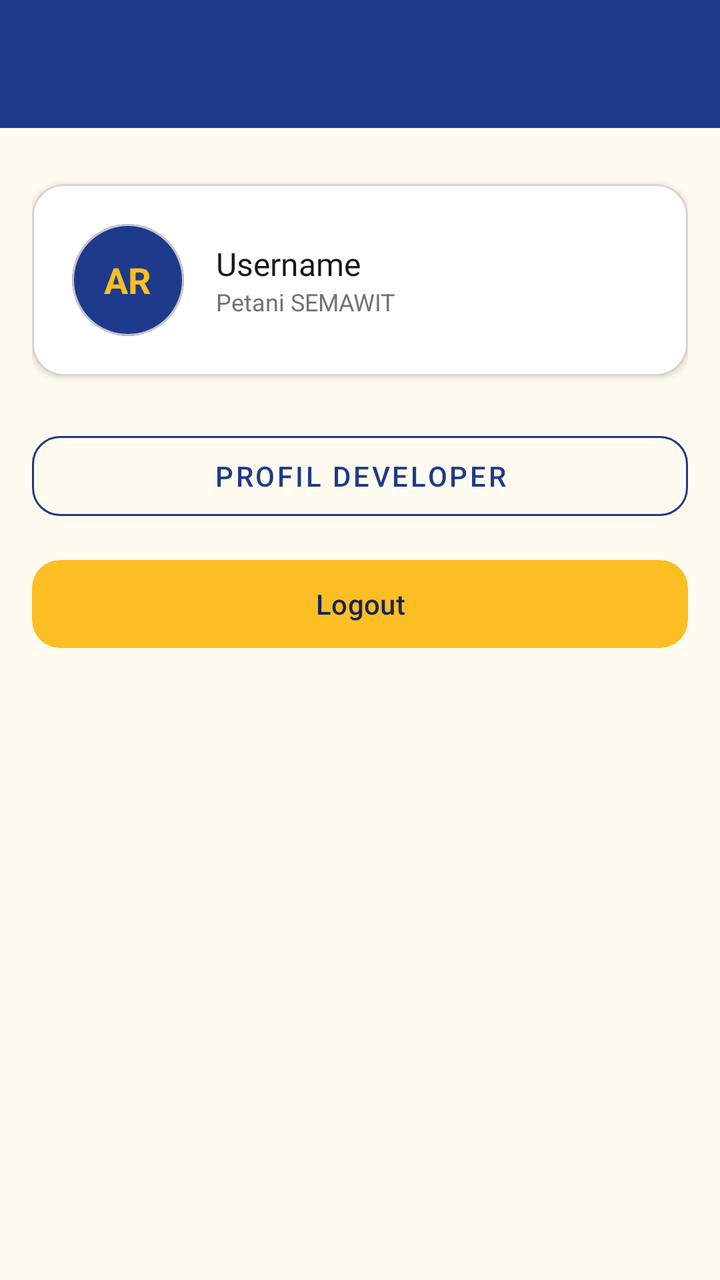
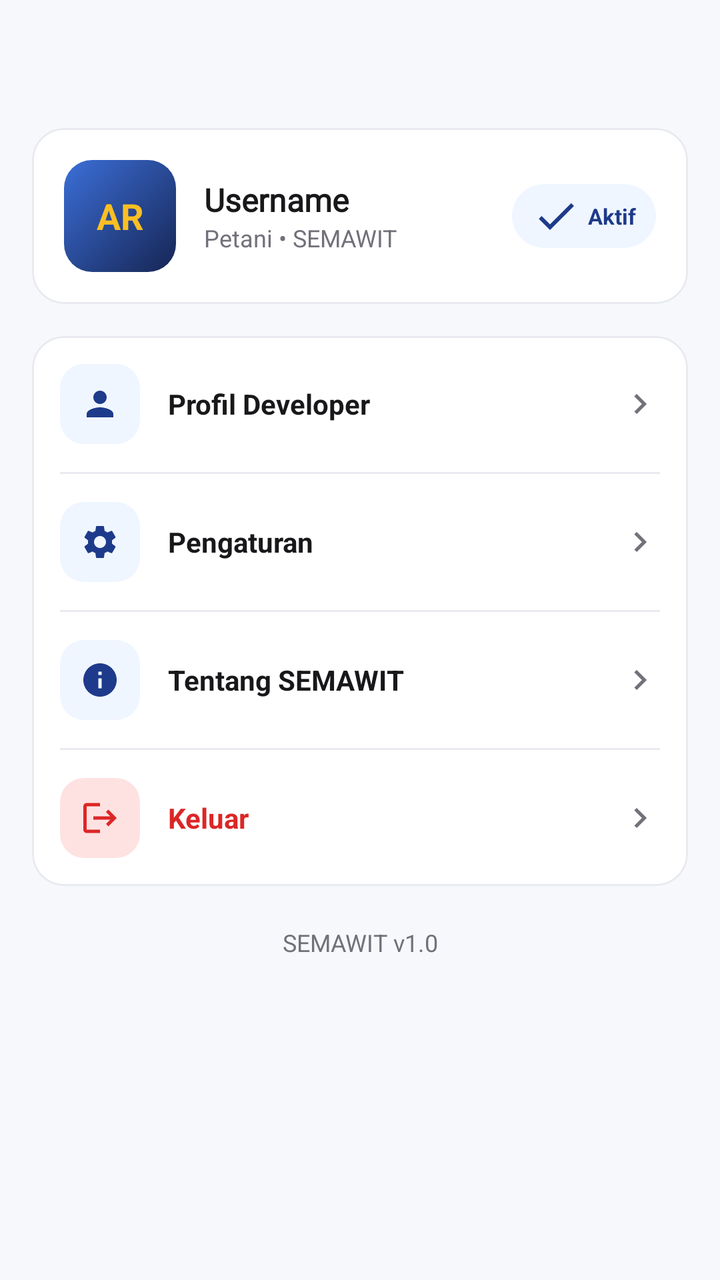

Before-and-after screenshots of an Android layout around one commit, followed by the original layout XML and the change that was made.
<!-- AndroidManifest.xml: application theme Theme.ALSpocky -->
<!-- res/layout/fragment_akun.xml -->
<?xml version="1.0" encoding="utf-8"?>
<androidx.constraintlayout.widget.ConstraintLayout xmlns:android="http://schemas.android.com/apk/res/android"
    xmlns:app="http://schemas.android.com/apk/res-auto"
    android:layout_width="match_parent"
    android:layout_height="match_parent"
    android:background="@color/neutral_50">

    <androidx.appcompat.widget.Toolbar
        android:id="@+id/toolbar"
        android:layout_width="0dp"
        android:layout_height="?attr/actionBarSize"
        android:background="@color/primary_500"
        android:theme="@style/ThemeOverlay.MaterialComponents.Dark.ActionBar"
        app:titleTextColor="@color/neutral_0"
        app:layout_constraintEnd_toEndOf="parent"
        app:layout_constraintStart_toStartOf="parent"
        app:layout_constraintTop_toTopOf="parent" />

    <androidx.core.widget.NestedScrollView
        android:layout_width="0dp"
        android:layout_height="0dp"
        app:layout_constraintBottom_toBottomOf="parent"
        app:layout_constraintEnd_toEndOf="parent"
        app:layout_constraintStart_toStartOf="parent"
        app:layout_constraintTop_toBottomOf="@id/toolbar">

        <LinearLayout
            android:layout_width="match_parent"
            android:layout_height="wrap_content"
            android:orientation="vertical"
            android:padding="16dp">

            <com.google.android.material.card.MaterialCardView
                android:layout_width="match_parent"
                android:layout_height="wrap_content"
                android:layout_marginTop="12dp"
                app:cardBackgroundColor="@color/neutral_0"
                app:cardCornerRadius="16dp"
                app:cardElevation="2dp"
                app:strokeColor="@color/neutral_300"
                app:strokeWidth="1dp">

                <LinearLayout
                    android:layout_width="match_parent"
                    android:layout_height="wrap_content"
                    android:gravity="center_vertical"
                    android:orientation="horizontal"
                    android:padding="20dp">

                    <com.google.android.material.card.MaterialCardView
                        android:layout_width="56dp"
                        android:layout_height="56dp"
                        app:cardBackgroundColor="@color/primary_500"
                        app:cardCornerRadius="28dp"
                        app:cardElevation="0dp">

                        <TextView
                            android:id="@+id/tvInisialAkun"
                            android:layout_width="wrap_content"
                            android:layout_height="wrap_content"
                            android:layout_gravity="center"
                            android:text="AR"
                            android:textColor="@color/accent_gold"
                            android:textSize="18sp"
                            android:textStyle="bold" />
                    </com.google.android.material.card.MaterialCardView>

                    <LinearLayout
                        android:layout_width="0dp"
                        android:layout_height="wrap_content"
                        android:layout_marginStart="16dp"
                        android:layout_weight="1"
                        android:orientation="vertical">

                        <TextView
                            android:id="@+id/tvUsername"
                            android:layout_width="wrap_content"
                            android:layout_height="wrap_content"
                            android:fontFamily="@font/montserrat_bold"
                            android:text="Username"
                            android:textColor="@color/neutral_900"
                            android:textSize="16sp" />

                        <TextView
                            android:layout_width="wrap_content"
                            android:layout_height="wrap_content"
                            android:text="Petani SEMAWIT"
                            android:textColor="@color/neutral_500"
                            android:textSize="12sp" />
                    </LinearLayout>
                </LinearLayout>
            </com.google.android.material.card.MaterialCardView>

            <com.google.android.material.button.MaterialButton
                android:id="@+id/btnProfilDeveloper"
                style="@style/Widget.MaterialComponents.Button.OutlinedButton"
                android:layout_width="match_parent"
                android:layout_height="52dp"
                android:layout_marginTop="24dp"
                android:text="Profil Developer"
                android:textColor="@color/primary_500"
                app:cornerRadius="14dp"
                app:strokeColor="@color/primary_500" />

            <com.google.android.material.button.MaterialButton
                android:id="@+id/btnLogout"
                android:layout_width="match_parent"
                android:layout_height="52dp"
                android:layout_marginTop="12dp"
                android:text="Logout"
                android:textColor="@color/primary_800"
                app:backgroundTint="@color/accent_gold"
                app:cornerRadius="14dp" />
        </LinearLayout>
    </androidx.core.widget.NestedScrollView>

</androidx.constraintlayout.widget.ConstraintLayout>
<!-- resources referenced by this layout -->
<resources>
  <color name="neutral_300">#D4D4D8</color>
  <color name="neutral_50">#FFFBF0</color>
  <style name="Base.Theme.ALSpocky" parent="Theme.Material3.DayNight.NoActionBar">
          
          
      </style>
  <!-- unchanged entries left out for length: 7 -->
</resources>

<!-- the commit's change to res/layout/fragment_akun.xml (unified diff, before → after) -->
@@ -3,15 +3,13 @@
     xmlns:app="http://schemas.android.com/apk/res-auto"
     android:layout_width="match_parent"
     android:layout_height="match_parent"
-    android:background="@color/neutral_50">
+    android:background="@color/bg_page">
 
     <androidx.appcompat.widget.Toolbar
         android:id="@+id/toolbar"
+        style="@style/Semawit.Toolbar"
         android:layout_width="0dp"
         android:layout_height="?attr/actionBarSize"
-        android:background="@color/primary_500"
-        android:theme="@style/ThemeOverlay.MaterialComponents.Dark.ActionBar"
-        app:titleTextColor="@color/neutral_0"
         app:layout_constraintEnd_toEndOf="parent"
         app:layout_constraintStart_toStartOf="parent"
         app:layout_constraintTop_toTopOf="parent" />
@@ -28,89 +26,258 @@
             android:layout_width="match_parent"
             android:layout_height="wrap_content"
             android:orientation="vertical"
-            android:padding="16dp">
-
+            android:paddingHorizontal="16dp"
+            android:paddingBottom="40dp">
+
+            
             <com.google.android.material.card.MaterialCardView
+                style="@style/Semawit.Card"
                 android:layout_width="match_parent"
-                android:layout_height="wrap_content"
-                android:layout_marginTop="12dp"
-                app:cardBackgroundColor="@color/neutral_0"
-                app:cardCornerRadius="16dp"
-                app:cardElevation="2dp"
-                app:strokeColor="@color/neutral_300"
-                app:strokeWidth="1dp">
+                android:layout_height="wrap_content">
 
                 <LinearLayout
                     android:layout_width="match_parent"
                     android:layout_height="wrap_content"
                     android:gravity="center_vertical"
                     android:orientation="horizontal"
-                    android:padding="20dp">
-
-                    <com.google.android.material.card.MaterialCardView
+                    android:padding="16dp">
+
+                    <TextView
+                        android:id="@+id/tvInisialAkun"
                         android:layout_width="56dp"
                         android:layout_height="56dp"
-                        app:cardBackgroundColor="@color/primary_500"
-                        app:cardCornerRadius="28dp"
-                        app:cardElevation="0dp">
-
-                        <TextView
-                            android:id="@+id/tvInisialAkun"
-                            android:layout_width="wrap_content"
-                            android:layout_height="wrap_content"
-                            android:layout_gravity="center"
-                            android:text="AR"
-                            android:textColor="@color/accent_gold"
-                            android:textSize="18sp"
-                            android:textStyle="bold" />
-                    </com.google.android.material.card.MaterialCardView>
+                        android:background="@drawable/bg_avatar"
+                        android:gravity="center"
+                        android:text="AR"
+                        android:textColor="@color/accent_gold"
+                        android:textSize="18sp"
+                        android:textStyle="bold" />
 
                     <LinearLayout
                         android:layout_width="0dp"
                         android:layout_height="wrap_content"
-                        android:layout_marginStart="16dp"
+                        android:layout_marginStart="14dp"
                         android:layout_weight="1"
                         android:orientation="vertical">
 
                         <TextView
                             android:id="@+id/tvUsername"
+                            style="@style/Semawit.Text.Title"
                             android:layout_width="wrap_content"
                             android:layout_height="wrap_content"
                             android:fontFamily="@font/montserrat_bold"
                             android:text="Username"
-                            android:textColor="@color/neutral_900"
                             android:textSize="16sp" />
 
                         <TextView
+                            style="@style/Semawit.Text.Body"
                             android:layout_width="wrap_content"
                             android:layout_height="wrap_content"
-                            android:text="Petani SEMAWIT"
-                            android:textColor="@color/neutral_500"
+                            android:text="Petani • SEMAWIT"
                             android:textSize="12sp" />
                     </LinearLayout>
+
+                    <TextView
+                        android:layout_width="wrap_content"
+                        android:layout_height="wrap_content"
+                        android:background="@drawable/bg_pill_primary"
+                        android:drawableStart="@drawable/ic_check"
+                        android:drawablePadding="4dp"
+                        android:drawableTint="@color/primary_500"
+                        android:gravity="center_vertical"
+                        android:paddingHorizontal="10dp"
+                        android:paddingVertical="4dp"
+                        android:text="Aktif"
+                        android:textColor="@color/primary_500"
+                        android:textSize="11sp"
+                        android:textStyle="bold" />
                 </LinearLayout>
             </com.google.android.material.card.MaterialCardView>
 
-            <com.google.android.material.button.MaterialButton
-                android:id="@+id/btnProfilDeveloper"
-                style="@style/Widget.MaterialComponents.Button.OutlinedButton"
+            
+            <com.google.android.material.card.MaterialCardView
+                style="@style/Semawit.Card"
                 android:layout_width="match_parent"
-                android:layout_height="52dp"
-                android:layout_marginTop="24dp"
-                android:text="Profil Developer"
-                android:textColor="@color/primary_500"
-                app:cornerRadius="14dp"
-                app:strokeColor="@color/primary_500" />
-
-            <com.google.android.material.button.MaterialButton
-                android:id="@+id/btnLogout"
+                android:layout_height="wrap_content"
+                android:layout_marginTop="16dp">
+
+                <LinearLayout
+                    android:layout_width="match_parent"
+                    android:layout_height="wrap_content"
+                    android:orientation="vertical">
+
+                    <LinearLayout
+                        android:id="@+id/btnProfilDeveloper"
+                        android:layout_width="match_parent"
+                        android:layout_height="wrap_content"
+                        android:background="?attr/selectableItemBackground"
+                        android:clickable="true"
+                        android:focusable="true"
+                        android:gravity="center_vertical"
+                        android:orientation="horizontal"
+                        android:padding="14dp">
+
+                        <ImageView
+                            android:layout_width="40dp"
+                            android:layout_height="40dp"
+                            android:background="@drawable/bg_icon_tile"
+                            android:padding="10dp"
+                            android:src="@drawable/ic_nav_akun"
+                            app:tint="@color/primary_500" />
+
+                        <TextView
+                            android:layout_width="0dp"
+                            android:layout_height="wrap_content"
+                            android:layout_marginStart="14dp"
+                            android:layout_weight="1"
+                            android:text="Profil Developer"
+                            android:textColor="@color/neutral_900"
+                            android:textSize="14sp"
+                            android:textStyle="bold" />
+
+                        <ImageView
+                            android:layout_width="20dp"
+                            android:layout_height="20dp"
+                            android:src="@drawable/ic_chevron_right"
+                            app:tint="@color/neutral_500" />
+                    </LinearLayout>
+
+                    <View
+                        android:layout_width="match_parent"
+                        android:layout_height="1dp"
+                        android:layout_marginHorizontal="14dp"
+                        android:background="@color/neutral_200" />
+
+                    <LinearLayout
+                        android:id="@+id/menuPengaturan"
+                        android:layout_width="match_parent"
+                        android:layout_height="wrap_content"
+                        android:background="?attr/selectableItemBackground"
+                        android:clickable="true"
+                        android:focusable="true"
+                        android:gravity="center_vertical"
+                        android:orientation="horizontal"
+                        android:padding="14dp">
+
+                        <ImageView
+                            android:layout_width="40dp"
+                            android:layout_height="40dp"
+                            android:background="@drawable/bg_icon_tile"
+                            android:padding="10dp"
+                            android:src="@drawable/ic_settings"
+                            app:tint="@color/primary_500" />
+
+                        <TextView
+                            android:layout_width="0dp"
+                            android:layout_height="wrap_content"
+                            android:layout_marginStart="14dp"
+                            android:layout_weight="1"
+                            android:text="Pengaturan"
+                            android:textColor="@color/neutral_900"
+                            android:textSize="14sp"
+                            android:textStyle="bold" />
+
+                        <ImageView
+                            android:layout_width="20dp"
+                            android:layout_height="20dp"
+                            android:src="@drawable/ic_chevron_right"
+                            app:tint="@color/neutral_500" />
+                    </LinearLayout>
+
+                    <View
+                        android:layout_width="match_parent"
+                        android:layout_height="1dp"
+                        android:layout_marginHorizontal="14dp"
+                        android:background="@color/neutral_200" />
+
+                    <LinearLayout
+                        android:id="@+id/menuTentang"
+                        android:layout_width="match_parent"
+                        android:layout_height="wrap_content"
+                        android:background="?attr/selectableItemBackground"
+                        android:clickable="true"
+                        android:focusable="true"
+                        android:gravity="center_vertical"
+                        android:orientation="horizontal"
+                        android:padding="14dp">
+
+                        <ImageView
+                            android:layout_width="40dp"
+                            android:layout_height="40dp"
+                            android:background="@drawable/bg_icon_tile"
+                            android:padding="10dp"
+                            android:src="@drawable/ic_info"
+                            app:tint="@color/primary_500" />
+
+                        <TextView
+                            android:layout_width="0dp"
+                            android:layout_height="wrap_content"
+                            android:layout_marginStart="14dp"
+                            android:layout_weight="1"
+                            android:text="Tentang SEMAWIT"
+                            android:textColor="@color/neutral_900"
+                            android:textSize="14sp"
+                            android:textStyle="bold" />
+
+                        <ImageView
+                            android:layout_width="20dp"
+                            android:layout_height="20dp"
+                            android:src="@drawable/ic_chevron_right"
+                            app:tint="@color/neutral_500" />
+                    </LinearLayout>
+
+                    <View
+                        android:layout_width="match_parent"
+                        android:layout_height="1dp"
+                        android:layout_marginHorizontal="14dp"
+                        android:background="@color/neutral_200" />
+
+                    <LinearLayout
+                        android:id="@+id/btnLogout"
+                        android:layout_width="match_parent"
+                        android:layout_height="wrap_content"
+                        android:background="?attr/selectableItemBackground"
+                        android:clickable="true"
+                        android:focusable="true"
+                        android:gravity="center_vertical"
+                        android:orientation="horizontal"
+                        android:padding="14dp">
+
+                        <ImageView
+                            android:layout_width="40dp"
+                            android:layout_height="40dp"
+                            android:background="@drawable/bg_icon_tile_red"
+                            android:padding="10dp"
+                            android:src="@drawable/ic_logout"
+                            app:tint="@color/danger_500" />
+
+                        <TextView
+                            android:layout_width="0dp"
+                            android:layout_height="wrap_content"
+                            android:layout_marginStart="14dp"
+                            android:layout_weight="1"
+                            android:text="Keluar"
+                            android:textColor="@color/danger_500"
+                            android:textSize="14sp"
+                            android:textStyle="bold" />
+
+                        <ImageView
+                            android:layout_width="20dp"
+                            android:layout_height="20dp"
+                            android:src="@drawable/ic_chevron_right"
+                            app:tint="@color/neutral_500" />
+                    </LinearLayout>
+                </LinearLayout>
+            </com.google.android.material.card.MaterialCardView>
+
+            <TextView
+                style="@style/Semawit.Text.Body"
                 android:layout_width="match_parent"
-                android:layout_height="52dp"
-                android:layout_marginTop="12dp"
-                android:text="Logout"
-                android:textColor="@color/primary_800"
-                app:backgroundTint="@color/accent_gold"
-                app:cornerRadius="14dp" />
+                android:layout_height="wrap_content"
+                android:layout_marginTop="20dp"
+                android:gravity="center"
+                android:text="SEMAWIT v1.0"
+                android:textSize="12sp" />
         </LinearLayout>
     </androidx.core.widget.NestedScrollView>
 
<!-- resource entries referenced after the edit -->
@@ -1,11 +1,151 @@
 <!-- resources referenced by this layout -->
 <resources>
-  <color name="neutral_300">#D4D4D8</color>
-  <color name="neutral_50">#FFFBF0</color>
-  <style name="Base.Theme.ALSpocky" parent="Theme.Material3.DayNight.NoActionBar">
-          
-          
+  <color name="bg_page">#F7F8FC</color>
+  <color name="danger_500">#DC2626</color>
+  <color name="neutral_200">#E8EAF0</color>
+  <!-- drawable bg_avatar (drawable) -->
+  <?xml version="1.0" encoding="utf-8"?>
+  <shape xmlns:android="http://schemas.android.com/apk/res/android"
+      android:shape="rectangle">
+      <gradient
+          android:angle="315"
+          android:endColor="@color/primary_800"
+          android:startColor="@color/primary_400" />
+      <corners android:radius="14dp" />
+  </shape>
+  <!-- drawable bg_icon_tile (drawable) -->
+  <?xml version="1.0" encoding="utf-8"?>
+  <shape xmlns:android="http://schemas.android.com/apk/res/android"
+      android:shape="rectangle">
+      <solid android:color="@color/primary_50" />
+      <corners android:radius="12dp" />
+  </shape>
+  <!-- drawable bg_icon_tile_red (drawable) -->
+  <?xml version="1.0" encoding="utf-8"?>
+  <shape xmlns:android="http://schemas.android.com/apk/res/android"
+      android:shape="rectangle">
+      <solid android:color="@color/danger_50" />
+      <corners android:radius="12dp" />
+  </shape>
+  <!-- drawable bg_pill_primary (drawable) -->
+  <?xml version="1.0" encoding="utf-8"?>
+  <shape xmlns:android="http://schemas.android.com/apk/res/android"
+      android:shape="rectangle">
+      <solid android:color="@color/primary_50" />
+      <corners android:radius="100dp" />
+  </shape>
+  <!-- drawable ic_check (drawable) -->
+  <?xml version="1.0" encoding="utf-8"?>
+  <vector xmlns:android="http://schemas.android.com/apk/res/android"
+      android:width="24dp"
+      android:height="24dp"
+      android:viewportWidth="24"
+      android:viewportHeight="24">
+      <path
+          android:fillColor="@android:color/white"
+          android:pathData="M9,16.17L4.83,12l-1.42,1.41L9,19 21,7l-1.41,-1.41z" />
+  </vector>
+  <!-- drawable ic_chevron_right (drawable) -->
+  <?xml version="1.0" encoding="utf-8"?>
+  <vector xmlns:android="http://schemas.android.com/apk/res/android"
+      android:width="24dp"
+      android:height="24dp"
+      android:viewportWidth="24"
+      android:viewportHeight="24">
+      <path
+          android:fillColor="@android:color/white"
+          android:pathData="M10,6L8.59,7.41 13.17,12l-4.58,4.59L10,18l6,-6z" />
+  </vector>
+  <!-- drawable ic_info (drawable) -->
+  <?xml version="1.0" encoding="utf-8"?>
+  <vector xmlns:android="http://schemas.android.com/apk/res/android"
+      android:width="24dp"
+      android:height="24dp"
+      android:viewportWidth="24"
+      android:viewportHeight="24">
+      <path
+          android:fillColor="@android:color/white"
+          android:pathData="M12,2C6.48,2 2,6.48 2,12s4.48,10 10,10 10,-4.48 10,-10S17.52,2 12,2zM13,17h-2v-6h2v6zM13,9h-2V7h2v2z" />
+  </vector>
+  <!-- drawable ic_logout (drawable) -->
+  <?xml version="1.0" encoding="utf-8"?>
+  <vector xmlns:android="http://schemas.android.com/apk/res/android"
+      android:width="24dp"
+      android:height="24dp"
+      android:viewportWidth="24"
+      android:viewportHeight="24">
+      <path
+          android:fillColor="@android:color/white"
+          android:pathData="M17,7l-1.41,1.41L18.17,11H8v2h10.17l-2.58,2.58L17,17l5,-5zM4,5h8V3H4c-1.1,0 -2,0.9 -2,2v14c0,1.1 0.9,2 2,2h8v-2H4V5z" />
+  </vector>
+  <!-- drawable ic_nav_akun (drawable) -->
+  <?xml version="1.0" encoding="utf-8"?>
+  <vector xmlns:android="http://schemas.android.com/apk/res/android"
+      android:width="24dp"
+      android:height="24dp"
+      android:viewportWidth="24"
+      android:viewportHeight="24">
+      <path
+          android:fillColor="@android:color/white"
+          android:pathData="M12,12c2.21,0 4,-1.79 4,-4s-1.79,-4 -4,-4 -4,1.79 -4,4 1.79,4 4,4zM12,14c-2.67,0 -8,1.34 -8,4v2h16v-2c0,-2.66 -5.33,-4 -8,-4z" />
+  </vector>
+  <!-- drawable ic_settings (drawable) -->
+  <?xml version="1.0" encoding="utf-8"?>
+  <vector xmlns:android="http://schemas.android.com/apk/res/android"
+      android:width="24dp"
+      android:height="24dp"
+      android:viewportWidth="24"
+      android:viewportHeight="24">
+      <path
+          android:fillColor="@android:color/white"
+          android:pathData="M19.14,12.94c0.04,-0.3 0.06,-0.61 0.06,-0.94c0,-0.32 -0.02,-0.64 -0.07,-0.94l2.03,-1.58c0.18,-0.14 0.23,-0.41 0.12,-0.61l-1.92,-3.32c-0.12,-0.22 -0.37,-0.29 -0.59,-0.22l-2.39,0.96c-0.5,-0.38 -1.03,-0.7 -1.62,-0.94L14.4,2.81c-0.04,-0.24 -0.24,-0.41 -0.48,-0.41h-3.84c-0.24,0 -0.43,0.17 -0.47,0.41L9.25,5.35C8.66,5.59 8.12,5.92 7.63,6.29L5.24,5.33c-0.22,-0.08 -0.47,0 -0.59,0.22L2.74,8.87C2.62,9.08 2.66,9.34 2.86,9.48l2.03,1.58C4.84,11.36 4.8,11.69 4.8,12s0.02,0.64 0.07,0.94l-2.03,1.58c-0.18,0.14 -0.23,0.41 -0.12,0.61l1.92,3.32c0.12,0.22 0.37,0.29 0.59,0.22l2.39,-0.96c0.5,0.38 1.03,0.7 1.62,0.94l0.36,2.54c0.05,0.24 0.24,0.41 0.48,0.41h3.84c0.24,0 0.44,-0.17 0.47,-0.41l0.36,-2.54c0.59,-0.24 1.13,-0.56 1.62,-0.94l2.39,0.96c0.22,0.08 0.47,0 0.59,-0.22l1.92,-3.32c0.12,-0.22 0.07,-0.47 -0.12,-0.61L19.14,12.94zM12,15.6c-1.98,0 -3.6,-1.62 -3.6,-3.6s1.62,-3.6 3.6,-3.6s3.6,1.62 3.6,3.6S13.98,15.6 12,15.6z" />
+  </vector>
+  <style name="Semawit.Card" parent="Widget.Material3.CardView.Elevated">
+          <item name="cardBackgroundColor">@color/neutral_0</item>
+          <item name="cardCornerRadius">16dp</item>
+          <item name="cardElevation">0dp</item>
+          <item name="strokeColor">@color/neutral_200</item>
+          <item name="strokeWidth">1dp</item>
       </style>
+  <style name="Semawit.Text.Body" parent="">
+          <item name="android:textSize">13sp</item>
+          <item name="android:textColor">@color/neutral_500</item>
+          <item name="android:lineSpacingExtra">2dp</item>
+      </style>
+  <style name="Semawit.Text.Title" parent="">
+          <item name="android:textSize">15sp</item>
+          <item name="android:textStyle">bold</item>
+          <item name="android:textColor">@color/neutral_900</item>
+      </style>
+  <style name="Semawit.Toolbar" parent="Widget.Material3.Toolbar">
+          <item name="android:background">@color/bg_page</item>
+          <item name="titleTextAppearance">@style/TextAppearance.Semawit.ToolbarTitle</item>
+          <item name="titleTextColor">@color/neutral_900</item>
+          <item name="contentInsetStartWithNavigation">4dp</item>
+      </style>
+  <color name="primary_400">#3B6FD8</color>
+  <color name="primary_50">#EFF6FF</color>
+  <color name="danger_50">#FEE2E2</color>
+  <style name="TextAppearance.Semawit.ToolbarTitle" parent="TextAppearance.Material3.TitleLarge">
+          <item name="fontFamily">@font/montserrat_bold</item>
+          <item name="android:fontFamily">@font/montserrat_bold</item>
+          <item name="android:textSize">20sp</item>
+          <item name="android:textColor">@color/neutral_900</item>
+      </style>
+  <style name="Base.Theme.ALSpocky" parent="Theme.Material3.Light.NoActionBar">
+          <item name="colorPrimary">@color/primary_500</item>
+          <item name="colorOnPrimary">@color/neutral_0</item>
+          <item name="colorPrimaryContainer">@color/primary_100</item>
+          <item name="colorOnPrimaryContainer">@color/primary_800</item>
+          <item name="colorSecondary">@color/accent_gold</item>
+          <item name="colorOnSecondary">@color/primary_800</item>
+          <item name="colorSurface">@color/neutral_0</item>
+          <item name="colorOnSurface">@color/neutral_900</item>
+          <item name="android:colorBackground">@color/bg_page</item>
+          <item name="android:windowBackground">@color/bg_page</item>
+          <item name="android:windowLightStatusBar">true</item>
+      </style>
+  <color name="primary_100">#DBEAFE</color>
   <!-- unchanged entries left out for length: 7 -->
 </resources>
 
